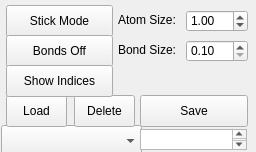
Above: src/molara/Gui/structure_customizer.ui from Molara-Lab/Molara before the change. Below: the same form after it.
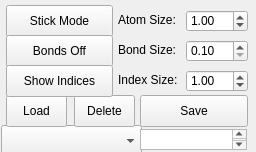
That is the form after the change.

```diff
--- a/src/molara/Gui/structure_customizer.ui
+++ b/src/molara/Gui/structure_customizer.ui
@@ -212,6 +212,41 @@
     <bool>false</bool>
    </property>
   </widget>
+  <widget class="QLabel" name="indexSizeLabel">
+   <property name="geometry">
+    <rect>
+     <x>118</x>
+     <y>70</y>
+     <width>71</width>
+     <height>20</height>
+    </rect>
+   </property>
+   <property name="text">
+    <string>Index Size:</string>
+   </property>
+  </widget>
+  <widget class="QDoubleSpinBox" name="indexSizeSpinBox">
+   <property name="geometry">
+    <rect>
+     <x>186</x>
+     <y>70</y>
+     <width>62</width>
+     <height>22</height>
+    </rect>
+   </property>
+   <property name="minimum">
+    <double>0.100000000000000</double>
+   </property>
+   <property name="maximum">
+    <double>3.000000000000000</double>
+   </property>
+   <property name="singleStep">
+    <double>0.050000000000000</double>
+   </property>
+   <property name="value">
+    <double>1.000000000000000</double>
+   </property>
+  </widget>
  </widget>
  <resources/>
  <connections/>
```
